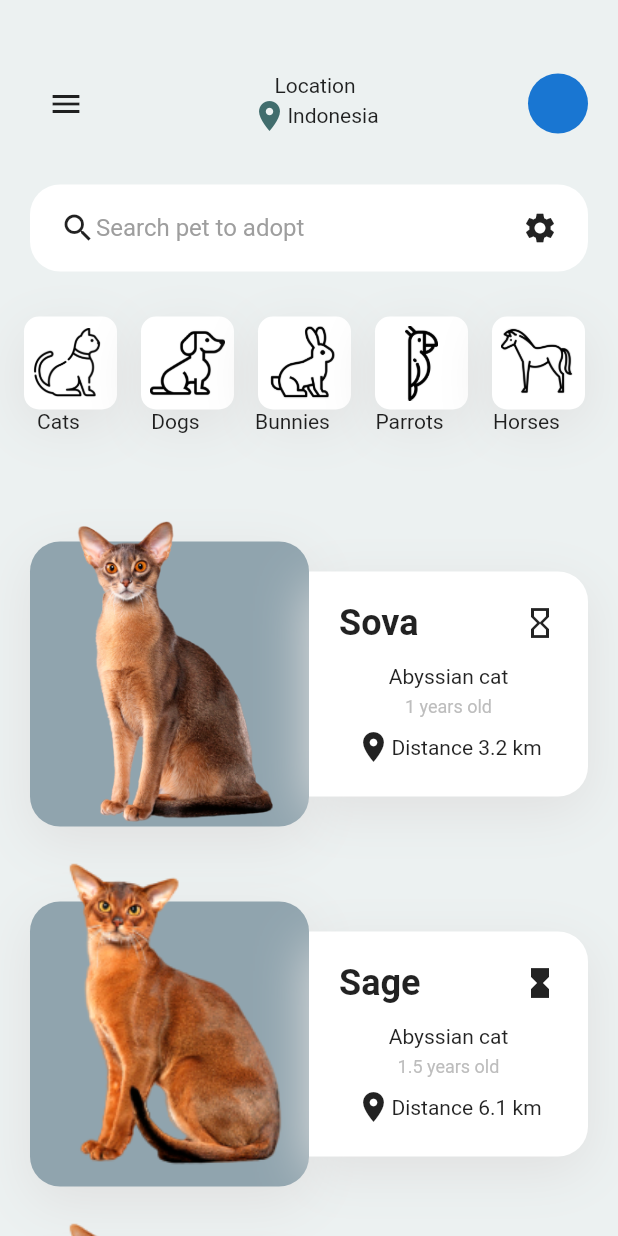
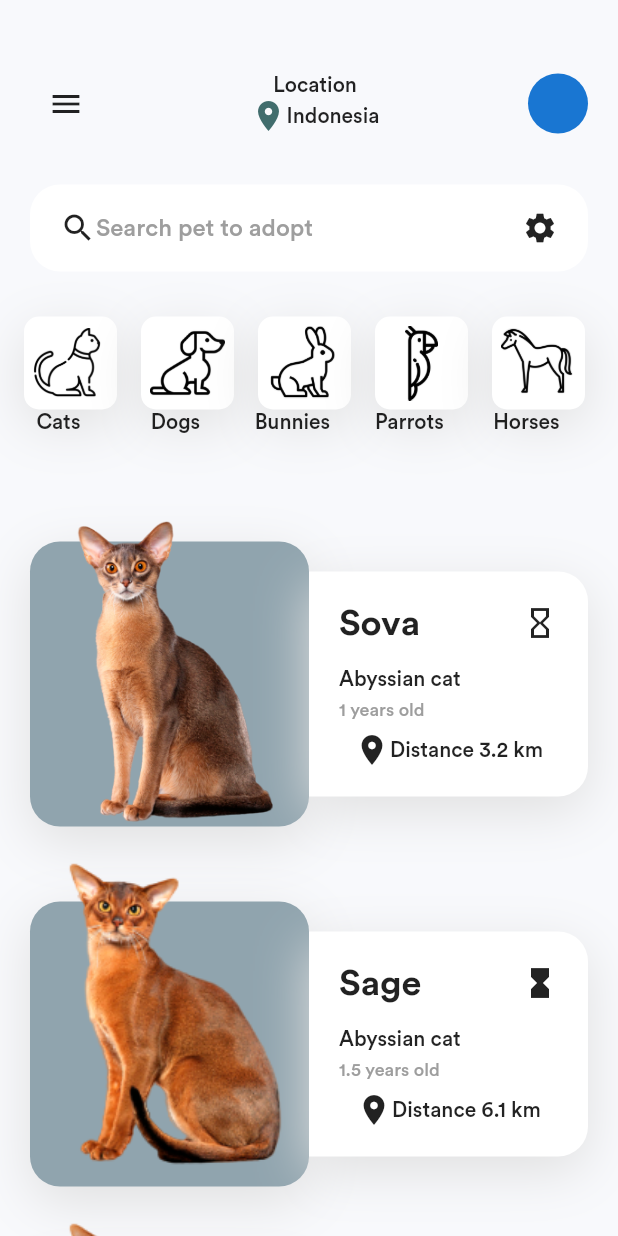
Before and after one commit to evanezcent/Scalui, a Flutter app: the screen it shows after launch, on a phone screen of 412 x 824 dp. Run offline on Flutter 3.47's test engine with Material 2 defaults, Android fonts, the phone set to English and light mode, and no system bars; our stand-ins replace font_awesome_flutter.

```diff
--- /dev/null
+++ b/lib/components/home/drawer_footer.dart
@@ -0,0 +1,51 @@
+import 'package:flutter/material.dart';
+
+class DrawerFooter extends StatelessWidget {
+  const DrawerFooter({
+    Key key,
+  }) : super(key: key);
+
+  @override
+  Widget build(BuildContext context) {
+    return Row(
+      mainAxisAlignment: MainAxisAlignment.center,
+      children: <Widget>[
+        Icon(
+          Icons.settings,
+          color: Colors.white70,
+          size: 30,
+        ),
+        SizedBox(width: 5),
+        Text(
+          "Setting",
+          style: TextStyle(
+            color: Colors.white70,
+            fontWeight: FontWeight.w400,
+            fontSize: 26
+          ),
+        ),
+        SizedBox(width: 20),
+        Container(
+          width: 2,
+          height: 20,
+          color: Colors.white70,
+        ),
+        SizedBox(width: 20),
+        Text(
+          "Logout",
+          style: TextStyle(
+            color: Colors.white70,
+            fontWeight: FontWeight.w400,
+            fontSize: 26
+          ),
+        ),
+        SizedBox(width: 5),
+        Icon(
+          Icons.file_upload,
+          color: Colors.white70,
+          size: 30,
+        ),
+      ],
+    );
+  }
+}
--- /dev/null
+++ b/lib/components/home/drawer_header.dart
@@ -0,0 +1,38 @@
+import 'package:flutter/material.dart';
+
+class DrawerHeaders extends StatelessWidget {
+  const DrawerHeaders({
+    Key key, this.username, this.status,
+  }) : super(key: key);
+
+  final String username, status;
+
+  @override
+  Widget build(BuildContext context) {
+    return Row(
+      children: <Widget>[
+        CircleAvatar(maxRadius: 30),
+        SizedBox(width: 20),
+        Column(
+          crossAxisAlignment: CrossAxisAlignment.start,
+          children: <Widget>[
+            Text(
+              username,
+              style: TextStyle(
+                  fontSize: 20,
+                  fontWeight: FontWeight.bold,
+                  color: Colors.white),
+            ),
+            Text(
+              status,
+              style: TextStyle(
+                  fontSize: 12,
+                  fontWeight: FontWeight.bold,
+                  color: Colors.white60),
+            )
+          ],
+        )
+      ],
+    );
+  }
+}
--- a/lib/components/home/drawer_screen.dart
+++ b/lib/components/home/drawer_screen.dart
@@ -1,4 +1,6 @@
 import 'package:flutter/material.dart';
+import 'package:scale_ui/components/home/drawer_footer.dart';
+import 'package:scale_ui/components/home/drawer_header.dart';
 import 'package:scale_ui/config.dart';
 
 class DrawerScreen extends StatefulWidget {
@@ -11,6 +13,37 @@ class _DrawerScreenState extends State<DrawerScreen> {
   Widget build(BuildContext context) {
     return Container(
       color: greenPrimary,
+      padding: EdgeInsets.fromLTRB(20,50,10,20),
+      child: Column(
+        mainAxisAlignment: MainAxisAlignment.spaceBetween,
+        children: <Widget>[
+          DrawerHeaders(username: "Pratama Yoga", status: "Active",),
+          Column(
+            children: drawerItem.map((item) => Padding(
+              padding: const EdgeInsets.symmetric(horizontal: 5, vertical: 15),
+              child: Row(
+               children: <Widget>[
+                 Icon(
+                   item['icon'],
+                   color: Colors.white,
+                   size: 28,
+                 ),
+                 SizedBox(width: 20),
+                 Text(
+                   item['title'],
+                   style: TextStyle(
+                     fontWeight: FontWeight.bold,
+                     color: Colors.white,
+                     fontSize: 20
+                   ),
+                 )
+               ],
+              ),
+            )).toList(),
+          ),
+          DrawerFooter()
+        ],
+      ),
     );
   }
 }
--- a/lib/components/home/home_card.dart
+++ b/lib/components/home/home_card.dart
@@ -54,6 +54,7 @@ class HomeCard extends StatelessWidget {
                       bottomRight: Radius.circular(20),
                       topRight: Radius.circular(20))),
               child: Column(
+                crossAxisAlignment: CrossAxisAlignment.start,
                 children: <Widget>[
                   Container(
                     margin: EdgeInsets.fromLTRB(20, 20, 20, 14),
@@ -71,13 +72,16 @@ class HomeCard extends StatelessWidget {
                       ],
                     ),
                   ),
-                  Container(child: Text(type)),
+                  Container(
+                      padding: EdgeInsets.symmetric(horizontal: 20),
+                      child: Text(type)),
                   SizedBox(height: 5),
                   Container(
+                      padding: EdgeInsets.symmetric(horizontal: 20),
                       child: Text(
-                    age,
-                    style: TextStyle(color: Colors.grey[400], fontSize: 12),
-                  )),
+                        age,
+                        style: TextStyle(color: Colors.grey[500], fontSize: 12),
+                      )),
                   SizedBox(height: 8),
                   Container(
                     child: Row(
--- a/lib/components/home/home_screen.dart
+++ b/lib/components/home/home_screen.dart
@@ -1,6 +1,7 @@
 import 'package:flutter/material.dart';
 import 'package:scale_ui/components/home/home_card.dart';
 import 'package:scale_ui/components/home/search_bar.dart';
+import 'package:scale_ui/components/home/submenu.dart';
 import 'package:scale_ui/config.dart';
 
 class HomeScreen extends StatefulWidget {
@@ -23,7 +24,10 @@ class _HomeScreenState extends State<HomeScreen> {
       transform: Matrix4.translationValues(xOffset, yOffset, 0)
         ..scale(scaleFactor),
       duration: Duration(milliseconds: 250),
-      color: Colors.white.withOpacity(0.9),
+      decoration: BoxDecoration(
+        color: colorBackground,
+        borderRadius: BorderRadius.circular( isDrawerOpen ? 40 : 0 )
+      ),
       child: Container(
         child: SingleChildScrollView(
           scrollDirection: Axis.vertical,
@@ -72,35 +76,7 @@ class _HomeScreenState extends State<HomeScreen> {
                 ),
               ),
               SearchBar(),
-              Container(
-                height: 120,
-                child: ListView.builder(
-                  scrollDirection: Axis.horizontal,
-                  itemCount: categories.length,
-                  itemBuilder: (context, index) {
-                    return Container(
-                      child: Column(
-                        children: <Widget>[
-                          Container(
-                            padding: EdgeInsets.all(6),
-                            margin: EdgeInsets.only(left: 16),
-                            decoration: BoxDecoration(
-                                color: Colors.white,
-                                boxShadow: shadowList,
-                                borderRadius: BorderRadius.circular(10)),
-                            child: Image.asset(
-                              categories[index]['iconPath'],
-                              height: 50,
-                              width: 50,
-                            ),
-                          ),
-                          Text(categories[index]['name'])
-                        ],
-                      ),
-                    );
-                  },
-                ),
-              ),
+              Submenu(),
               HomeCard(
                 img: "images/pet-cat2.png",
                 name: "Sova",
--- /dev/null
+++ b/lib/components/home/submenu.dart
@@ -0,0 +1,41 @@
+import 'package:flutter/material.dart';
+import 'package:scale_ui/config.dart';
+
+class Submenu extends StatelessWidget {
+  const Submenu({
+    Key key,
+  }) : super(key: key);
+
+  @override
+  Widget build(BuildContext context) {
+    return Container(
+      height: 120,
+      child: ListView.builder(
+        scrollDirection: Axis.horizontal,
+        itemCount: categories.length,
+        itemBuilder: (context, index) {
+          return Container(
+            child: Column(
+              children: <Widget>[
+                Container(
+                  padding: EdgeInsets.all(6),
+                  margin: EdgeInsets.only(left: 16),
+                  decoration: BoxDecoration(
+                      color: Colors.white,
+                      boxShadow: shadowList,
+                      borderRadius: BorderRadius.circular(10)),
+                  child: Image.asset(
+                    categories[index]['iconPath'],
+                    height: 50,
+                    width: 50,
+                  ),
+                ),
+                Text(categories[index]['name'])
+              ],
+            ),
+          );
+        },
+      ),
+    );
+  }
+}
--- a/lib/config.dart
+++ b/lib/config.dart
@@ -1,6 +1,9 @@
 import 'package:flutter/material.dart';
+import 'package:font_awesome_flutter/font_awesome_flutter.dart';
 
 Color greenPrimary = Color(0xff416d6d);
+Color colorBackground = Color(0xffF8F9FC);
+
 List<BoxShadow> shadowList = [
   BoxShadow(color: Colors.grey[300], blurRadius: 30, offset: Offset(0, 10))
 ];
@@ -12,3 +15,12 @@ List<Map> categories = [
   {'name': 'Parrots', 'iconPath': 'images/parrot.png'},
   {'name': 'Horses', 'iconPath': 'images/horse.png'},
 ];
+
+List<Map> drawerItem = [
+  {'icon': FontAwesomeIcons.paw, 'title': 'Adoption'},
+  {'icon': FontAwesomeIcons.moneyBill, 'title': 'Donation'},
+  {'icon': FontAwesomeIcons.plus, 'title': 'Add Pet'},
+  {'icon': Icons.favorite, 'title': 'Favorites'},
+  {'icon': Icons.mail, 'title': 'Messages'},
+  {'icon': FontAwesomeIcons.user, 'title': 'Profile'},
+];
--- a/lib/main.dart
+++ b/lib/main.dart
@@ -11,6 +11,9 @@ class MyApp extends StatelessWidget {
   @override
   Widget build(BuildContext context) {
     return MaterialApp(
+      theme: ThemeData(
+        fontFamily: 'Circular'
+      ),
       home: MyHomePage(),
     );
   }
--- a/pubspec.yaml
+++ b/pubspec.yaml
@@ -28,6 +28,7 @@ dependencies:
   # The following adds the Cupertino Icons font to your application.
   # Use with the CupertinoIcons class for iOS style icons.
   cupertino_icons: ^0.1.3
+  font_awesome_flutter:
 
 dev_dependencies:
   flutter_test:
```
Also changed, not shown: pubspec.lock.
